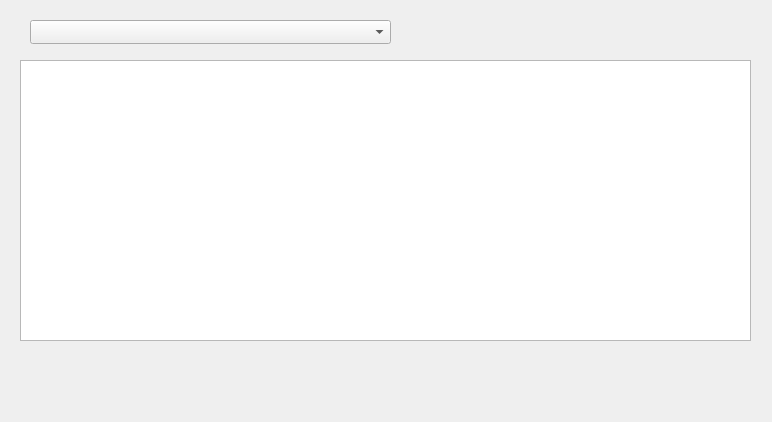
Above: admin_archive_lmk/dialogdb.ui from FANDIM-wolf/FileHub before the change. Below: the same form after it.
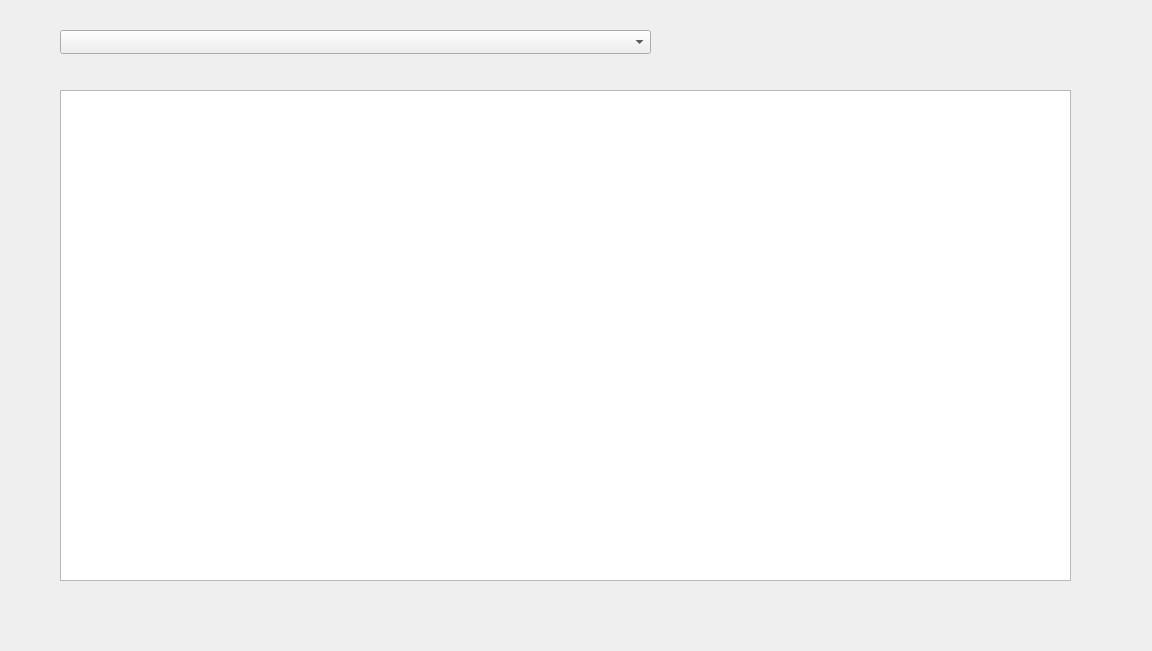
That is the form after the change.

The edit to the form file:
```diff
--- a/admin_archive_lmk/dialogdb.ui
+++ b/admin_archive_lmk/dialogdb.ui
@@ -6,8 +6,8 @@
    <rect>
     <x>0</x>
     <y>0</y>
-    <width>772</width>
-    <height>422</height>
+    <width>1152</width>
+    <height>651</height>
    </rect>
   </property>
   <property name="windowTitle">
@@ -16,22 +16,28 @@
   <widget class="QTableView" name="tableView">
    <property name="geometry">
     <rect>
-     <x>20</x>
-     <y>60</y>
-     <width>731</width>
-     <height>281</height>
+     <x>60</x>
+     <y>90</y>
+     <width>1011</width>
+     <height>491</height>
     </rect>
    </property>
   </widget>
   <widget class="QComboBox" name="comboBox">
    <property name="geometry">
     <rect>
-     <x>30</x>
-     <y>20</y>
-     <width>361</width>
+     <x>60</x>
+     <y>30</y>
+     <width>591</width>
      <height>24</height>
     </rect>
    </property>
+   <property name="font">
+    <font>
+     <weight>75</weight>
+     <bold>true</bold>
+    </font>
+   </property>
   </widget>
  </widget>
  <resources/>
```
Left out of the diff: 6 changed lines with no effect on the pictures.
